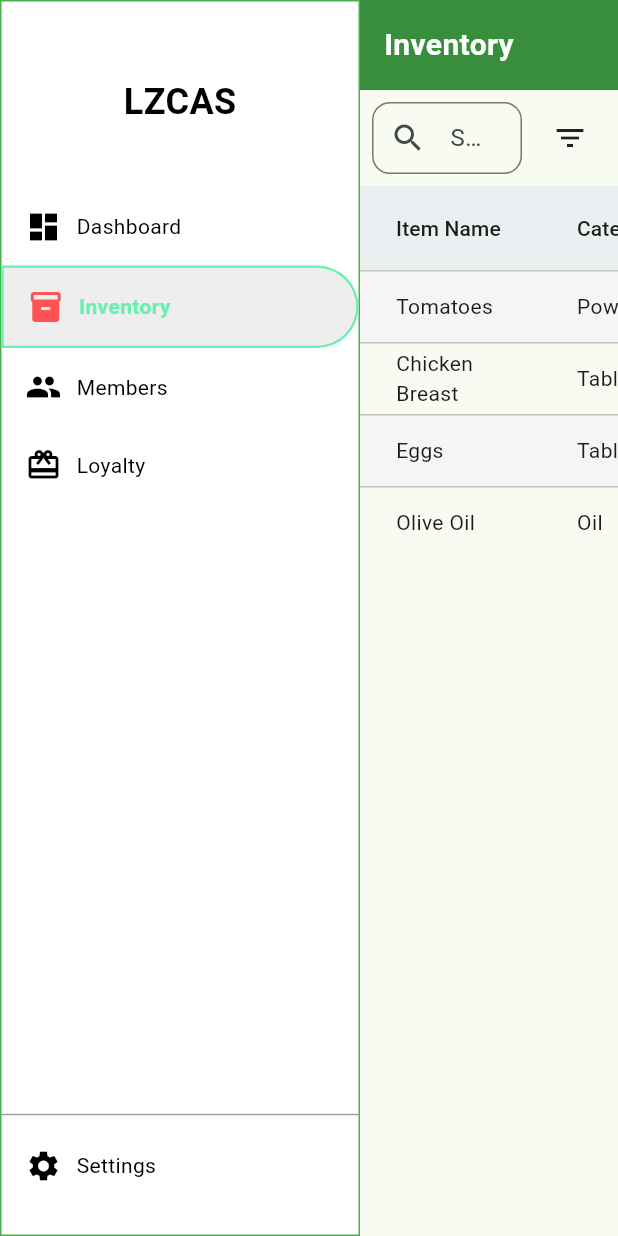
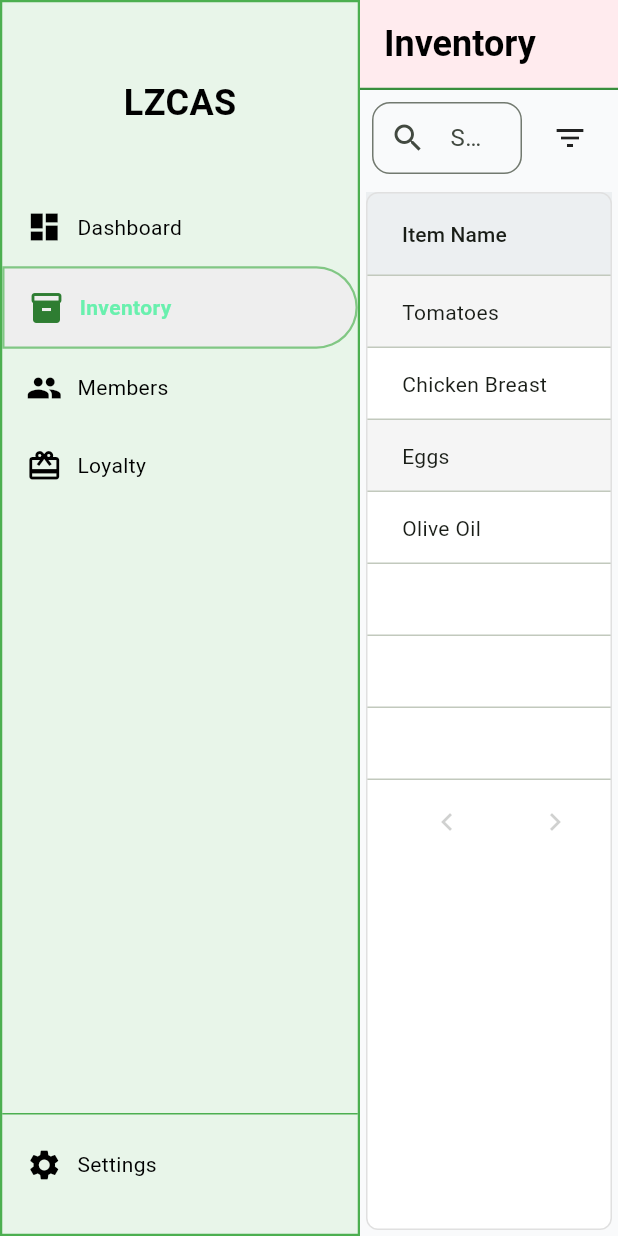
Before and after one commit to EarlConz/LZCAS, a Flutter app: the screen it shows after launch, after a tap on "Inventory", on a phone screen of 412 x 824 dp. Run offline on Flutter 3.47's test engine with Material 3 defaults, Android fonts, the light colour scheme and no system bars; our stand-ins replace fl_chart, qr_flutter.

Commit message:
Several UI consistency changes.

```diff
--- a/lib/main.dart
+++ b/lib/main.dart
@@ -1,5 +1,6 @@
 import 'package:flutter/material.dart';
 import 'pages/homepage.dart';
+import 'theme.dart';
 
 void main() {
   runApp(const MyApp());
@@ -13,10 +14,7 @@ class MyApp extends StatelessWidget {
     return MaterialApp(
       debugShowCheckedModeBanner: false,
       title: 'Admin App',
-      theme: ThemeData(
-        colorScheme: ColorScheme.fromSeed(seedColor: Colors.green),
-        useMaterial3: true,
-      ),
+      theme: appTheme,
       home: const HomePage(),
     );
   }
--- a/lib/pages/dashboardpage.dart
+++ b/lib/pages/dashboardpage.dart
@@ -28,28 +28,18 @@ class DashboardPage extends StatelessWidget {
           const SizedBox(height: 10),
 
           // Weekly Sales Section
-          const Card(
-            elevation: 6,
-            shape: RoundedRectangleBorder(
-              borderRadius: BorderRadius.all(Radius.circular(12)),
-              side: BorderSide(color: Colors.greenAccent, width: 1.5),
-            ),
+          Card(
             child: Padding(
-              padding: EdgeInsets.all(8),
+              padding: const EdgeInsets.all(8),
               child: WeeklySalesChart(),
             ),
           ),
           const SizedBox(height: 10),
 
           // Monthly Sales Section
-          const Card(
-            elevation: 6,
-            shape: RoundedRectangleBorder(
-              borderRadius: BorderRadius.all(Radius.circular(12)),
-              side: BorderSide(color: Colors.greenAccent, width: 1.5),
-            ),
+          Card(
             child: Padding(
-              padding: EdgeInsets.all(8),
+              padding: const EdgeInsets.all(8),
               child: MonthlySalesChart(),
             ),
           ),
--- a/lib/pages/homepage.dart
+++ b/lib/pages/homepage.dart
@@ -16,10 +16,22 @@ class _HomePageState extends State<HomePage> {
   int _selectedIndex = 0;
 
   final List<Widget> _pages = const [
-    DashboardPage(),
-    InventoryPage(),
-    MembersPage(),
-    LoyaltyPage(),
+     ColoredBox(
+      color: Color(0xFFF9FAFB),
+      child: DashboardPage(),
+    ),
+    ColoredBox(
+      color: Color(0xFFF9FAFB),
+      child: InventoryPage(),
+    ),
+    ColoredBox(
+      color: Color(0xFFF9FAFB),
+      child: MembersPage(),
+    ),
+    ColoredBox(
+      color: Color(0xFFF9FAFB),
+      child: LoyaltyPage(),
+    ),
   ];
 
   final List<String> _titles = [
@@ -49,16 +61,15 @@ class _HomePageState extends State<HomePage> {
               children: [
                Container(
                  height: 60,
-                  color: Colors.green.shade700,
+                 decoration: ShapeDecoration(
+                   color: Theme.of(context).appBarTheme.backgroundColor,
+                   shape: Theme.of(context).appBarTheme.shape ?? const Border(),
+                 ),
                  alignment: Alignment.centerLeft,
                  padding: const EdgeInsets.symmetric(horizontal: 16),
                  child: Text(
                    _titles[_selectedIndex],
-                    style: const TextStyle(
-                      color: Colors.white,
-                      fontSize: 20,
-                      fontWeight: FontWeight.bold,
-                    ),
+                   style: Theme.of(context).textTheme.headlineSmall,
                   ),
                 ),
                 Expanded(child: _pages[_selectedIndex]),
--- /dev/null
+++ b/lib/theme.dart
@@ -0,0 +1,47 @@
+import 'package:flutter/material.dart';
+
+final appTheme = ThemeData(
+  colorScheme: ColorScheme.fromSeed(
+    seedColor: Colors.green,
+    background: const Color(0xFFF9FAFB),
+  ),
+  scaffoldBackgroundColor: const Color(0xFFF9FAFB),
+  cardTheme: CardThemeData(
+    elevation: 2,
+    shape: RoundedRectangleBorder(
+      borderRadius: BorderRadius.all(Radius.circular(12)),
+      side: BorderSide(color: Color(0xFF00BFA5), width: 1.5),
+    ),
+  ),
+  textTheme: const TextTheme(
+    headlineSmall: TextStyle(
+      color: Colors.black,
+      fontSize: 24,
+      fontWeight: FontWeight.bold,
+    ),
+  ),
+  appBarTheme: AppBarTheme(
+    backgroundColor: const Color(0xFFFFEBEE),
+    elevation: 0,
+    titleTextStyle: const TextStyle(
+      color: Colors.black,
+      fontSize: 24,
+      fontWeight: FontWeight.bold,
+    ),
+    shape: Border(
+      bottom: BorderSide(
+        color: Colors.green.shade700,
+        width: 1.5,
+      ),
+    ),
+  ),
+  dataTableTheme: DataTableThemeData(
+    headingRowColor: WidgetStateProperty.all(Colors.blueGrey[50]),
+    decoration: BoxDecoration(
+      color: Colors.white,
+      border: Border.all(color: Colors.grey.shade300, width: 1),
+      borderRadius: BorderRadius.circular(8),
+    ),
+  ),
+  useMaterial3: true,
+);
--- a/lib/widgets/inventorytable.dart
+++ b/lib/widgets/inventorytable.dart
@@ -15,7 +15,7 @@ class _InventoryTableState extends State<InventoryTable> {
   String? selectedStatus;
   String? selectedCategory;
 
-  List<Map<String, dynamic>> items = [
+  final List<Map<String, dynamic>> items = [
     {
       "name": "Tomatoes",
       "category": "Powder",
@@ -59,7 +59,6 @@ class _InventoryTableState extends State<InventoryTable> {
     }
   }
 
-  // 🔹 Update status automatically when stock changes
   void _refreshStatus(Map<String, dynamic> item) {
     if (item["stock"] <= 0) {
       item["status"] = "Out of Stock";
@@ -70,9 +69,14 @@ class _InventoryTableState extends State<InventoryTable> {
     }
   }
 
+  void _onUpdate(Map<String, dynamic> item) {
+    setState(() {
+      _refreshStatus(item);
+    });
+  }
+
   @override
   Widget build(BuildContext context) {
-    // 🔹 Apply filters
     final filteredItems = items.where((item) {
       final matchesSearch =
           item["name"].toString().toLowerCase().contains(searchTerm.toLowerCase());
@@ -85,7 +89,6 @@ class _InventoryTableState extends State<InventoryTable> {
 
     return Column(
       children: [
-        // 🔹 Search + Filter Toolbar
         Padding(
           padding: const EdgeInsets.all(8.0),
           child: Row(
@@ -114,18 +117,23 @@ class _InventoryTableState extends State<InventoryTable> {
             ],
           ),
         ),
-
-        // 🔹 Table
         Expanded(
-          child: SingleChildScrollView(
-            scrollDirection: Axis.vertical,
-            child: ConstrainedBox(
-              constraints: BoxConstraints(
-                minWidth: MediaQuery.of(context).size.width,
+          child: SizedBox(
+            width: double.infinity,
+            child: Theme(
+              data: Theme.of(context).copyWith(
+                cardTheme: CardThemeData(
+                  elevation: 0,
+                  shape: RoundedRectangleBorder(
+                    borderRadius: BorderRadius.circular(8),
+                    side: BorderSide(color: Colors.grey.shade300, width: 1),
                   ),
-              child: DataTable(
-                headingRowColor:
-                    WidgetStateProperty.all(Colors.blueGrey[50]),
+                  color: Colors.white,
+                ),
+              ),
+              child: PaginatedDataTable(
+                headingRowColor: WidgetStateProperty.all(Colors.blueGrey[50]),
+                rowsPerPage: 7,
                 columns: const [
                   DataColumn(label: Text("Item Name")),
                   DataColumn(label: Text("Category")),
@@ -134,10 +142,32 @@ class _InventoryTableState extends State<InventoryTable> {
                   DataColumn(label: Text("Status")),
                   DataColumn(label: Text("Action")),
                 ],
-                rows: List.generate(filteredItems.length, (index) {
-                  final item = filteredItems[index];
+                source: _InventoryDataSource(
+                  filteredItems,
+                  _getStatusColor,
+                  _onUpdate,
+                ),
+              ),
+            ),
+          ),
+        ),
+      ],
+    );
+  }
+}
+
+class _InventoryDataSource extends DataTableSource {
+  final List<Map<String, dynamic>> items;
+  final Color Function(String) getStatusColor;
+  final void Function(Map<String, dynamic>) onUpdate;
+
+  _InventoryDataSource(this.items, this.getStatusColor, this.onUpdate);
+
+  @override
+  DataRow getRow(int index) {
+    if (index >= items.length) return const DataRow(cells: []);
+    final item = items[index];
     final isEven = index % 2 == 0;
-
     return DataRow(
       color: WidgetStateProperty.resolveWith<Color?>(
         (Set<WidgetState> states) {
@@ -154,7 +184,7 @@ class _InventoryTableState extends State<InventoryTable> {
           Text(
             item["status"].toString(),
             style: TextStyle(
-                            color: _getStatusColor(item["status"].toString()),
+              color: getStatusColor(item["status"].toString()),
               fontWeight: FontWeight.bold,
             ),
           ),
@@ -162,21 +192,19 @@ class _InventoryTableState extends State<InventoryTable> {
         DataCell(
           InventoryActionButton(
             item: item,
-                          onUpdated: () {
-                            setState(() {
-                              _refreshStatus(item); // ✅ auto update status
-                            });
-                          },
-                        ),
-                      ),
-                    ],
-                  );
-                }),
-              ),
-            ),
+            onUpdated: () => onUpdate(item),
           ),
         ),
       ],
     );
   }
+
+  @override
+  bool get isRowCountApproximate => false;
+
+  @override
+  int get rowCount => items.length;
+
+  @override
+  int get selectedRowCount => 0;
 }
--- a/lib/widgets/lowstockcard.dart
+++ b/lib/widgets/lowstockcard.dart
@@ -7,14 +7,12 @@ class LowStockCard extends StatelessWidget {
 
   @override
   Widget build(BuildContext context) {
-    ThemeData theme = Theme.of(context);
+    Theme.of(context);
 
     return Card(
+      color: Color(0xFFFFF3E0),
       elevation: 6,
       shape: RoundedRectangleBorder(borderRadius: BorderRadius.circular(12), side: BorderSide(color: Colors.orangeAccent, width: 1.5)),
-      color: theme.colorScheme.surface,
-      surfaceTintColor: theme.colorScheme.surfaceTint,
-      shadowColor: theme.colorScheme.shadow,
       borderOnForeground: true,
       clipBehavior: Clip.none,
       margin: EdgeInsets.symmetric(vertical: 6.0, horizontal: 12.0),
@@ -25,13 +23,14 @@ class LowStockCard extends StatelessWidget {
           children: [
             Row(
               children: [
-                Icon(Icons.warning_amber_rounded, color: Colors.orange),
+                Icon(Icons.warning_amber_rounded, color: Color(0xFFFFB74D)),
                 SizedBox(width: 8),
                 Text(
                   "Low Stock Items",
                   style: const TextStyle(
                     fontSize: 18,
                     fontWeight: FontWeight.bold,
+                    color: Color(0xFFFFB74D)
                   ),
                 ),
               ],
@@ -39,7 +38,7 @@ class LowStockCard extends StatelessWidget {
             const SizedBox(height: 10),
             const Text(
               "Number of items that are running low",
-              style: TextStyle(color: Colors.black54),
+              style: TextStyle(color: Color(0xFFFFB74D)),
             ),
             SizedBox(height: 10),
             Text(
--- a/lib/widgets/memberstable.dart
+++ b/lib/widgets/memberstable.dart
@@ -98,9 +98,20 @@ class MembersTableState extends State<MembersTable> {
         Expanded(
           child: SizedBox(
             width: double.infinity,
+            child: Theme(
+              data: Theme.of(context).copyWith(
+                cardTheme: CardThemeData(
+                  elevation: 0,
+                  shape: RoundedRectangleBorder(
+                    borderRadius: BorderRadius.circular(8),
+                    side: BorderSide(color: Colors.grey.shade300, width: 1),
+                  ),
+                  color: Colors.white,
+                ),
+              ),
               child: PaginatedDataTable(
+                headingRowColor: WidgetStateProperty.all(Colors.blueGrey[50]),
                 columnSpacing: 40,
-              headingRowColor: WidgetStateProperty.all(Colors.grey.shade200),
                 rowsPerPage: 7,
                 columns: const [
                   DataColumn(label: Text('Last Name')),
@@ -112,6 +123,7 @@ class MembersTableState extends State<MembersTable> {
                   DataColumn(label: Text('Address')),
                 ],
                 source: _MembersDataSource(filteredMembers, widget.onRowSelected),
+              ),
             ),
           ),
         ),
@@ -130,7 +142,14 @@ class _MembersDataSource extends DataTableSource {
   DataRow getRow(int index) {
     if (index >= members.length) return const DataRow(cells: []);
     final member = members[index];
+    final isEven = index % 2 == 0;
     return DataRow(
+      color: WidgetStateProperty.resolveWith<Color?>(
+        (Set<WidgetState> states) {
+          if (isEven) return Colors.grey[100];
+          return null;
+        },
+      ),
       onSelectChanged: (_) => onRowSelected(member),
       cells: [
         DataCell(Text(member["lastName"] ?? "")),
--- a/lib/widgets/monthlysaleschart.dart
+++ b/lib/widgets/monthlysaleschart.dart
@@ -22,8 +22,10 @@ class MonthlySalesChart extends StatelessWidget {
     // Current month name
     final currentMonth = DateFormat.MMMM().format(DateTime.now());
 
-    return Column(
-      crossAxisAlignment: CrossAxisAlignment.start,
+    return Card(
+      color: Colors.white,
+      child: Column(
+        crossAxisAlignment: CrossAxisAlignment.center,
         children: [
           Text(
             "Top Sales This Month ($currentMonth)",
@@ -31,9 +33,9 @@ class MonthlySalesChart extends StatelessWidget {
           ),
           const SizedBox(height: 20),
           Padding(
-          padding: const EdgeInsets.all(8.0),
+            padding: const EdgeInsets.all(12.0),
             child: SizedBox(
-          height: 230,
+            height: 210,
             child: BarChart(
               BarChartData(
                 alignment: BarChartAlignment.spaceAround,
@@ -90,6 +92,7 @@ class MonthlySalesChart extends StatelessWidget {
           ),
           ),
         ],
+      ),
     );
   }
 }
--- a/lib/widgets/outofstockcard.dart
+++ b/lib/widgets/outofstockcard.dart
@@ -7,13 +7,12 @@ class OutOfStockCard extends StatelessWidget {
 
   @override
   Widget build(BuildContext context) {
-    ThemeData theme = Theme.of(context);
+    Theme.of(context);
+
     return Card(
+      color: Color(0xFFFFEBEE),
       elevation: 6,
       shape: RoundedRectangleBorder(borderRadius: BorderRadius.circular(12), side: BorderSide(color: Colors.redAccent, width: 1.5)),
-      color: theme.colorScheme.surface,
-      surfaceTintColor: theme.colorScheme.surfaceTint,
-      shadowColor: theme.colorScheme.shadow,
       borderOnForeground: true,
       clipBehavior: Clip.antiAlias,
       margin: const EdgeInsets.symmetric(vertical: 6.0, horizontal: 12.0),
@@ -24,11 +23,12 @@ class OutOfStockCard extends StatelessWidget {
           children: [
             Row(
               children: const [
-                Icon(Icons.remove_shopping_cart, color: Colors.red),
+                Icon(Icons.remove_shopping_cart, color: Color(0xFFE57373)),
                 SizedBox(width: 8),
                 Text(
                   "Out of Stock Items",
                   style: TextStyle(
+                    color: Color(0xFFE57373),
                     fontSize: 18,
                     fontWeight: FontWeight.bold,
                   ),
@@ -38,7 +38,7 @@ class OutOfStockCard extends StatelessWidget {
             const SizedBox(height: 10),
             const Text(
               "Count of items currently out of stock",
-              style: TextStyle(color: Colors.black54),
+              style: TextStyle(color: Color(0xFFE57373)),
             ),
             const SizedBox(height: 10),
             Text(
--- a/lib/widgets/sidebar.dart
+++ b/lib/widgets/sidebar.dart
@@ -15,8 +15,8 @@ class Sidebar extends StatelessWidget {
   Widget build(BuildContext context) {
     return Container(
       decoration: BoxDecoration(
-        border: Border.all(color: Colors.green, width: 1),
-        color: Colors.white, // Light background
+        border: Border.all(color: Colors.green, width: 1.5),
+        color: const Color(0xFFE8F5E9), // Light background
       ),
       width: 240,
       child: Column(
@@ -51,7 +51,7 @@ class Sidebar extends StatelessWidget {
             ),
           ),
           // Bottom section (settings)
-          const Divider(color: Colors.grey), // Visual separator
+          const Divider(color: Colors.green), // Visual separator
           _buildNavItem(Icons.settings, "Settings", 4),
           SizedBox(height: 20), // Space at the bottom
         ],
@@ -71,7 +71,7 @@ class Sidebar extends StatelessWidget {
             topRight: Radius.circular(30),
             bottomRight: Radius.circular(30),
           ),
-          border: selected ? Border.all(color: Colors.greenAccent, width: 1.5) : null,
+          border: selected ? Border.all(color: const Color(0xFF81C784), width: 1.5) : null,
         ),
         child: Row(
           children: [
@@ -79,7 +79,7 @@ class Sidebar extends StatelessWidget {
               padding: const EdgeInsets.symmetric(vertical: 14, horizontal: 16),
               child: Row(
                 children: [
-                  Icon(icon, color: selected ? Colors.redAccent : Colors.black), // Blue accent color when selected
+                  Icon(icon, color: selected ? const Color(0xFF2E7D32) : Colors.black), // Blue accent color when selected
                   const SizedBox(width: 10),
                   Text(
                     label,
--- a/lib/widgets/totalitemscard.dart
+++ b/lib/widgets/totalitemscard.dart
@@ -7,14 +7,12 @@ class TotalItemsCard extends StatelessWidget {
 
   @override
   Widget build(BuildContext context) {
-    ThemeData theme = Theme.of(context);
+    Theme.of(context);
 
     return Card(
+      color: Color(0xFFE8F5E9),
       elevation: 6,
       shape: RoundedRectangleBorder(borderRadius: BorderRadius.circular(12), side: BorderSide(color: Colors.greenAccent, width: 1.5)),
-      color: theme.colorScheme.surface,
-      surfaceTintColor: theme.colorScheme.surfaceTint,
-      shadowColor: theme.colorScheme.shadow,
       borderOnForeground: true,
       clipBehavior: Clip.none,
       margin: const EdgeInsets.symmetric(vertical: 6.0, horizontal: 12.0),
@@ -25,7 +23,7 @@ class TotalItemsCard extends StatelessWidget {
           children: [
             Row(
               children: const [
-                Icon(Icons.inventory_2, color: Colors.green),
+                Icon(Icons.inventory_2, color: Color(0xFF4CAF50)),
                 SizedBox(width: 8),
                 Text(
                   "Total Products",
@@ -39,7 +37,7 @@ class TotalItemsCard extends StatelessWidget {
             const SizedBox(height: 10),
             const Text(
               "Total number of products in inventory",
-              style: TextStyle(color: Colors.black54),
+              style: TextStyle(color: Color(0xFF4CAF50)),
             ),
             const SizedBox(height: 10),
             Text(
--- a/lib/widgets/weeklysaleschart.dart
+++ b/lib/widgets/weeklysaleschart.dart
@@ -18,8 +18,10 @@ class WeeklySalesChart extends StatelessWidget {
     // Sort sales descending (highest on left)
     salesData.sort((a, b) => (b["sales"] as int).compareTo(a["sales"] as int));
 
-    return Column(
-      crossAxisAlignment: CrossAxisAlignment.start,
+    return Card(
+      color: Colors.white,
+      child: Column(
+        crossAxisAlignment: CrossAxisAlignment.center,
         children: [
           Text(
             "Top Sales This Week",
@@ -27,9 +29,9 @@ class WeeklySalesChart extends StatelessWidget {
           ),
           const SizedBox(height: 20),
           Padding(
-          padding: const EdgeInsets.all(8.0), // Increased padding here
+            padding: const EdgeInsets.all(12.0), // Increased padding here
             child: SizedBox(
-          height: 230,
+            height: 210,
             child: BarChart(
               BarChartData(
                 alignment: BarChartAlignment.spaceAround,
@@ -86,6 +88,7 @@ class WeeklySalesChart extends StatelessWidget {
           ),
           ),
         ],
+      ),
     );
   }
 }
```
Lines whose indentation alone changed are shown as unchanged.
